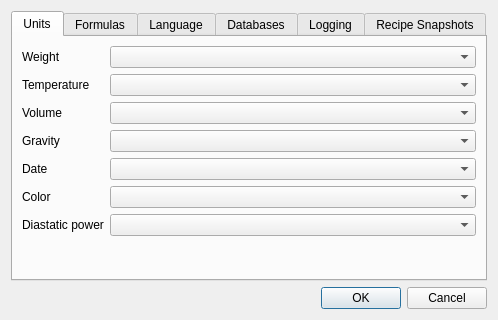
Brewken/brewken, file ui/optionsDialog.ui: the form before one commit.
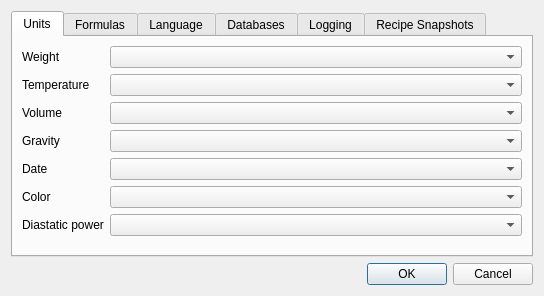
The form after the commit. Custom widgets are drawn as their Qt base class.

The edit to the form file:
```diff
--- a/ui/optionsDialog.ui
+++ b/ui/optionsDialog.ui
@@ -5,14 +5,14 @@
   <property name="enabled">
    <bool>true</bool>
   </property>
-  <property name="geometry">
+  <!--property name="geometry">
    <rect>
     <x>0</x>
     <y>0</y>
     <width>498</width>
     <height>320</height>
    </rect>
-  </property>
+  </property-->
   <property name="windowTitle">
    <string>Options</string>
   </property>
```
